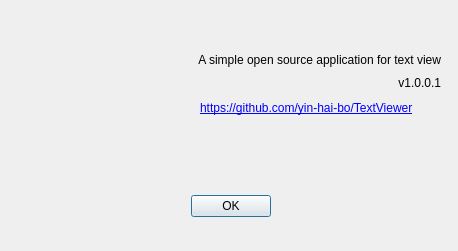
yin-hai-bo/TextViewer, file aboutbox.ui: the form before one commit.
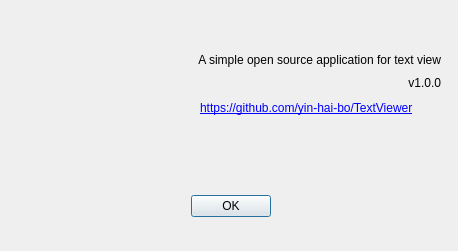
The form after the commit. Icons and pictures are not drawn.

Commit message: feat: Release v1.0.0

```diff
--- a/aboutbox.ui
+++ b/aboutbox.ui
@@ -82,7 +82,7 @@
     <bool>true</bool>
    </property>
   </widget>
-  <widget class="QWidget" name="">
+  <widget class="QWidget" name="layoutWidget">
    <property name="geometry">
     <rect>
      <x>160</x>
@@ -108,7 +108,7 @@
     <item>
      <widget class="QLabel" name="labelVersion">
       <property name="text">
-       <string>v1.0.0.1</string>
+       <string>v1.0.0</string>
       </property>
       <property name="alignment">
        <set>Qt::AlignmentFlag::AlignRight|Qt::AlignmentFlag::AlignTrailing|Qt::AlignmentFlag::AlignVCenter</set>
```
The commit also changes 1 other file.
